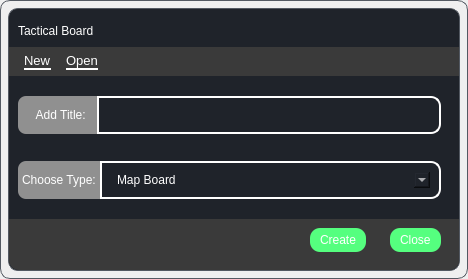
This is ui/dialogs/board_selector.ui in elian-olbz/mlbb-drafting-and-simulation-tools as Qt 5 draws it before an edit. The edited form follows.
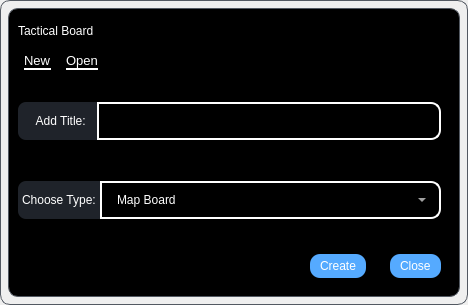
This is the edited form. The open tabs and pages were chosen to show the change. Icons and pictures are not drawn.

Diff of the .ui file:
```diff
--- a/ui/dialogs/board_selector.ui
+++ b/ui/dialogs/board_selector.ui
@@ -7,7 +7,7 @@
     <x>0</x>
     <y>0</y>
     <width>468</width>
-    <height>279</height>
+    <height>305</height>
    </rect>
   </property>
   <property name="windowTitle">
@@ -37,8 +37,7 @@
    <item>
     <widget class="QFrame" name="drop_shadow">
      <property name="styleSheet">
-      <string notr="true">background-color: qlineargradient(spread:pad, x1:0, y1:0, x2:1, y2:1, stop:0 rgba(35, 39, 46, 1), stop:0.521368 rgba(31, 35, 42, 1));
-
+      <string notr="true">background-color: qlineargradient(spread: pad, x1: 0, y1: 0, x2: 1, y2: 1, stop: 0 rgba(0, 0, 0, 1), stop: 0.521368 rgba(0, 0, 0, 1));
 </string>
      </property>
      <property name="frameShape">
@@ -80,9 +79,6 @@
 margin:0;
 color:#fff
 }
-#main_widget{
-background-color:#1f232a;
-}
 
 QPushButton{
 text-align:left;
@@ -186,7 +182,6 @@
            </property>
            <property name="styleSheet">
             <string notr="true">QWidget{
-background-color: rgb(58, 58, 58);
 border-top-left-radius: 0px;
 border-top-right-radius: 0px;
 }
@@ -470,8 +465,8 @@
                       </size>
                      </property>
                      <property name="styleSheet">
-                      <string notr="true">background-color:#1f232a;
-border-radius:0px;</string>
+                      <string notr="true">border-radius:0px;
+</string>
                      </property>
                      <layout class="QVBoxLayout" name="verticalLayout_9">
                       <item>
@@ -512,7 +507,7 @@
 }
 
 QFrame #frame_8{
-	background-color: rgb(144, 144, 144);
+	background-color:#1f232a;
 }</string>
                            </property>
                            <property name="frameShape">
@@ -618,7 +613,7 @@
 }
 
 QFrame #frame_11{
-	background-color: rgb(144, 144, 144);
+	background-color:#1f232a;
 }</string>
                            </property>
                            <property name="frameShape">
@@ -838,7 +833,7 @@
                   <item>
                    <widget class="QPushButton" name="create_btn">
                     <property name="styleSheet">
-                     <string notr="true">background-color: rgb(85, 255, 127);</string>
+                     <string notr="true">background-color: rgb(85, 170, 255);</string>
                     </property>
                     <property name="text">
                      <string>Create</string>
@@ -860,7 +855,7 @@
                   <item>
                    <widget class="QPushButton" name="close_btn">
                     <property name="styleSheet">
-                     <string notr="true">background-color: rgb(85, 255, 127);</string>
+                     <string notr="true">background-color: rgb(85, 170, 255);</string>
                     </property>
                     <property name="text">
                      <string>Close</string>
```
Left out of the diff: 6 changed lines with no effect on the pictures.
